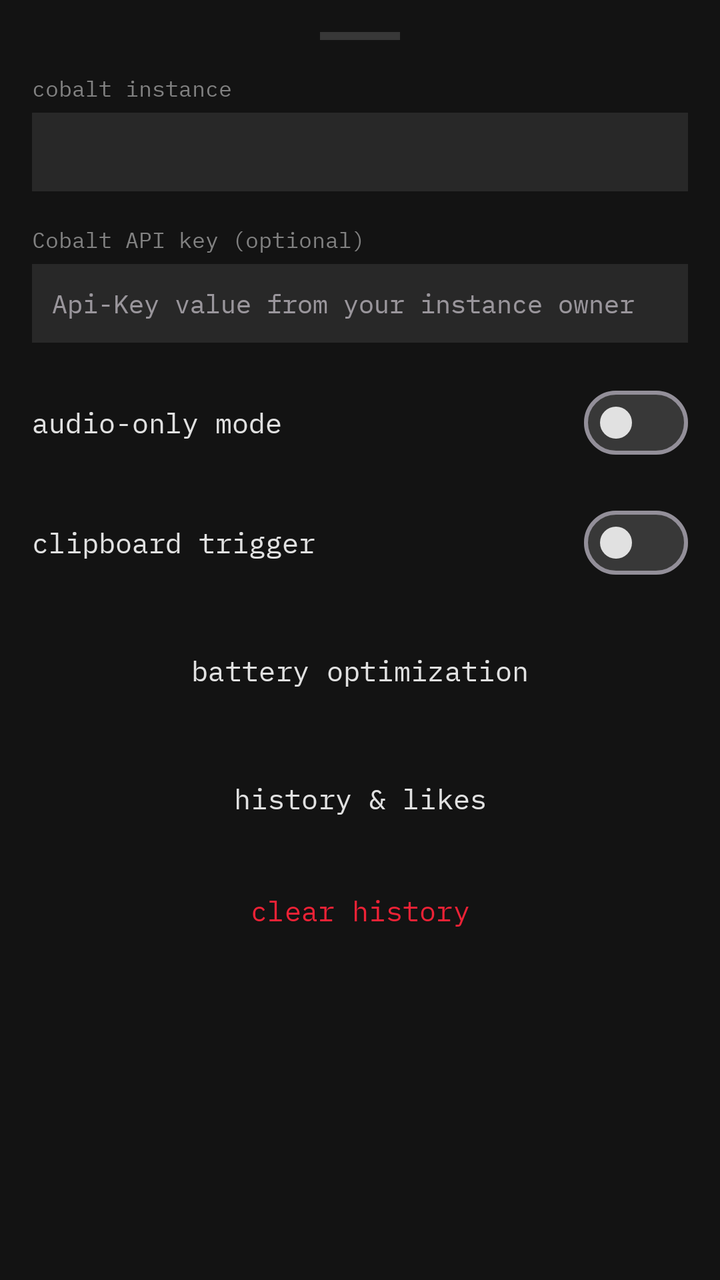
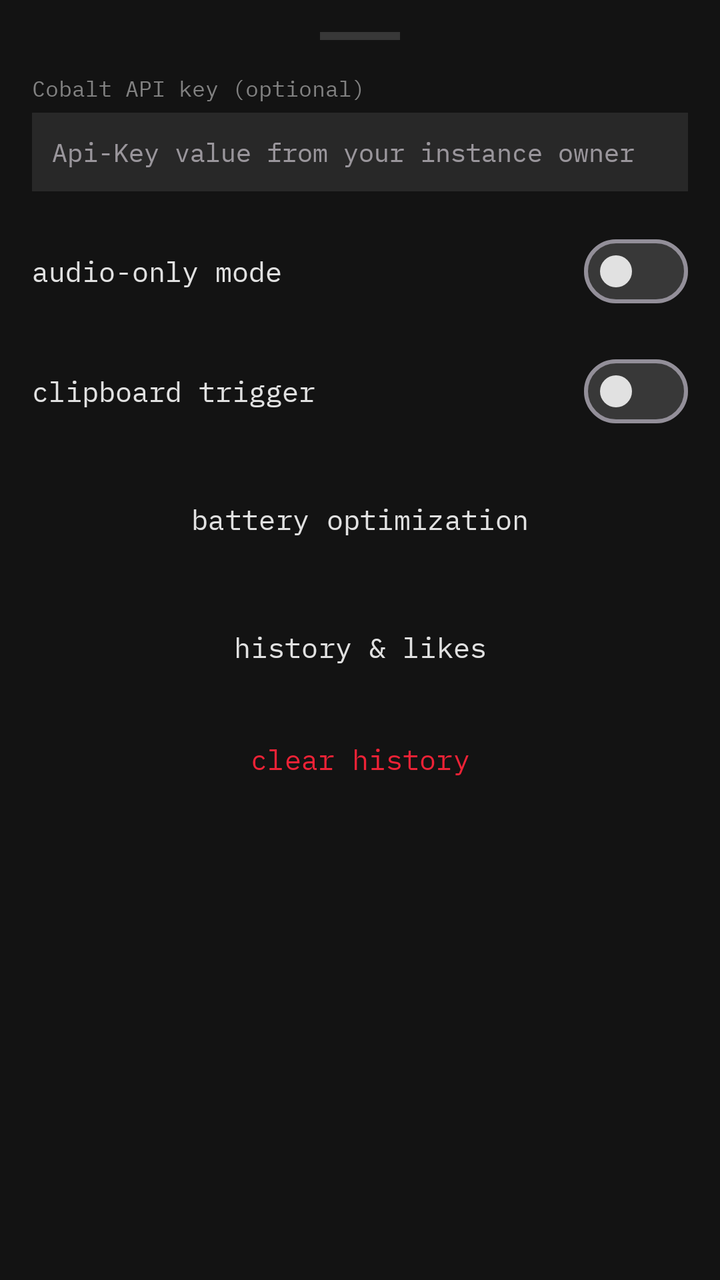

Screens rendered from an Android XML layout before and after an edit, with the pre-edit source and the edit as a unified diff.
<!-- AndroidManifest.xml: application theme Theme.Cobalt -->
<!-- res/layout/sheet_settings.xml -->
<?xml version="1.0" encoding="utf-8"?>
<ScrollView xmlns:android="http://schemas.android.com/apk/res/android"
    xmlns:app="http://schemas.android.com/apk/res-auto"
    android:layout_width="match_parent"
    android:layout_height="wrap_content"
    android:background="@color/cobalt_surface_sidebar">

    <LinearLayout
        android:layout_width="match_parent"
        android:layout_height="wrap_content"
        android:orientation="vertical"
        android:padding="16dp">

        <View
            android:layout_width="40dp"
            android:layout_height="4dp"
            android:layout_gravity="center_horizontal"
            android:layout_marginBottom="16dp"
            android:background="@color/cobalt_input_border" />

        <TextView
            android:layout_width="match_parent"
            android:layout_height="wrap_content"
            android:text="@string/settings_cobalt_url"
            android:textColor="@color/cobalt_text_secondary"
            android:fontFamily="@font/ibm_plex_mono_regular"
            android:textSize="11sp"
            android:layout_marginBottom="4dp" />

        <EditText
            android:id="@+id/etCobaltUrl"
            android:layout_width="match_parent"
            android:layout_height="wrap_content"
            android:inputType="textUri"
            android:textColor="@color/cobalt_text_primary"
            android:fontFamily="@font/ibm_plex_mono_regular"
            android:textSize="13sp"
            android:background="@color/cobalt_surface_elevated"
            android:padding="10dp" />

        <TextView
            android:layout_width="match_parent"
            android:layout_height="wrap_content"
            android:text="@string/settings_cobalt_api_key"
            android:textColor="@color/cobalt_text_secondary"
            android:fontFamily="@font/ibm_plex_mono_regular"
            android:textSize="11sp"
            android:layout_marginTop="16dp"
            android:layout_marginBottom="4dp" />

        <EditText
            android:id="@+id/etCobaltApiKey"
            android:layout_width="match_parent"
            android:layout_height="wrap_content"
            android:inputType="textPassword"
            android:hint="@string/settings_cobalt_api_key_hint"
            android:textColor="@color/cobalt_text_primary"
            android:fontFamily="@font/ibm_plex_mono_regular"
            android:textSize="13sp"
            android:background="@color/cobalt_surface_elevated"
            android:padding="10dp" />

        <LinearLayout
            android:layout_width="match_parent"
            android:layout_height="wrap_content"
            android:orientation="horizontal"
            android:layout_marginTop="16dp"
            android:gravity="center_vertical">

            <TextView
                android:layout_width="0dp"
                android:layout_height="wrap_content"
                android:layout_weight="1"
                android:text="@string/settings_audio_only"
                android:textColor="@color/cobalt_text_primary"
                android:fontFamily="@font/ibm_plex_mono_regular"
                android:textSize="14sp" />

            <com.google.android.material.materialswitch.MaterialSwitch
                android:id="@+id/switchAudioOnly"
                android:layout_width="wrap_content"
                android:layout_height="wrap_content"
                app:trackTint="@color/cobalt_input_border"
                app:thumbTint="@color/cobalt_text_primary" />

        </LinearLayout>

        <LinearLayout
            android:layout_width="match_parent"
            android:layout_height="wrap_content"
            android:orientation="horizontal"
            android:layout_marginTop="12dp"
            android:gravity="center_vertical">

            <TextView
                android:layout_width="0dp"
                android:layout_height="wrap_content"
                android:layout_weight="1"
                android:text="@string/settings_clipboard_trigger"
                android:textColor="@color/cobalt_text_primary"
                android:fontFamily="@font/ibm_plex_mono_regular"
                android:textSize="14sp" />

            <com.google.android.material.materialswitch.MaterialSwitch
                android:id="@+id/switchClipboard"
                android:layout_width="wrap_content"
                android:layout_height="wrap_content"
                app:trackTint="@color/cobalt_input_border"
                app:thumbTint="@color/cobalt_text_primary" />

        </LinearLayout>

        <Button
            android:id="@+id/btnBattery"
            style="@style/Widget.Material3.Button.OutlinedButton"
            android:layout_width="match_parent"
            android:layout_height="wrap_content"
            android:layout_marginTop="16dp"
            android:text="@string/settings_battery"
            android:textColor="@color/cobalt_text_primary"
            android:fontFamily="@font/ibm_plex_mono_regular"
            app:strokeColor="@color/cobalt_input_border" />

        <Button
            android:id="@+id/btnHistory"
            style="@style/Widget.Material3.Button.OutlinedButton"
            android:layout_width="match_parent"
            android:layout_height="wrap_content"
            android:layout_marginTop="16dp"
            android:text="@string/settings_view_history"
            android:textColor="@color/cobalt_text_primary"
            android:fontFamily="@font/ibm_plex_mono_regular"
            app:strokeColor="@color/cobalt_input_border" />

        <Button
            android:id="@+id/btnClearHistory"
            style="@style/Widget.Material3.Button.OutlinedButton"
            android:layout_width="match_parent"
            android:layout_height="wrap_content"
            android:layout_marginTop="8dp"
            android:text="@string/settings_clear_history"
            android:textColor="@color/cobalt_error_red"
            android:fontFamily="@font/ibm_plex_mono_regular"
            app:strokeColor="@color/cobalt_error_red" />

        <View android:layout_width="0dp" android:layout_height="24dp" />

    </LinearLayout>
</ScrollView>
<!-- resources referenced by this layout -->
<resources>
  <color name="cobalt_error_red">#ED2236</color>
  <color name="cobalt_input_border">#383838</color>
  <color name="cobalt_surface_elevated">#282828</color>
  <color name="cobalt_surface_sidebar">#131313</color>
  <color name="cobalt_text_primary">#E1E1E1</color>
  <color name="cobalt_text_secondary">#818181</color>
  <string name="settings_audio_only">audio-only mode</string>
  <string name="settings_battery">battery optimization</string>
  <string name="settings_clear_history">clear history</string>
  <string name="settings_clipboard_trigger">clipboard trigger</string>
  <string name="settings_cobalt_api_key">Cobalt API key (optional)</string>
  <string name="settings_cobalt_api_key_hint">Api-Key value from your instance owner</string>
  <string name="settings_cobalt_url">cobalt instance</string>
  <string name="settings_view_history">history &amp; likes</string>
  <style name="Theme.Cobalt" parent="Theme.Material3.Dark">
          <item name="colorPrimary">@color/cobalt_accent_blue</item>
          <item name="colorOnPrimary">@color/cobalt_text_primary</item>
          <item name="colorSurface">@color/cobalt_surface</item>
          <item name="colorOnSurface">@color/cobalt_text_primary</item>
          <item name="android:colorBackground">@color/cobalt_background</item>
          <item name="android:statusBarColor">@android:color/transparent</item>
          <item name="android:navigationBarColor">@android:color/transparent</item>
          <item name="android:windowLayoutInDisplayCutoutMode">shortEdges</item>
          <item name="bottomSheetDialogTheme">@style/Theme.Cobalt.BottomSheet</item>
      </style>
  <color name="cobalt_accent_blue">#2A7CE1</color>
  <color name="cobalt_surface">#191919</color>
  <color name="cobalt_background">#000000</color>
  <style name="Theme.Cobalt.BottomSheet" parent="Theme.Material3.Dark.BottomSheetDialog">
          <item name="android:colorBackground">@color/cobalt_surface_sidebar</item>
          <item name="colorSurface">@color/cobalt_surface_sidebar</item>
      </style>
</resources>

<!-- the commit's change to res/layout/sheet_settings.xml (unified diff, before → after) -->
@@ -21,31 +21,10 @@
         <TextView
             android:layout_width="match_parent"
             android:layout_height="wrap_content"
-            android:text="@string/settings_cobalt_url"
-            android:textColor="@color/cobalt_text_secondary"
-            android:fontFamily="@font/ibm_plex_mono_regular"
-            android:textSize="11sp"
-            android:layout_marginBottom="4dp" />
-
-        <EditText
-            android:id="@+id/etCobaltUrl"
-            android:layout_width="match_parent"
-            android:layout_height="wrap_content"
-            android:inputType="textUri"
-            android:textColor="@color/cobalt_text_primary"
-            android:fontFamily="@font/ibm_plex_mono_regular"
-            android:textSize="13sp"
-            android:background="@color/cobalt_surface_elevated"
-            android:padding="10dp" />
-
-        <TextView
-            android:layout_width="match_parent"
-            android:layout_height="wrap_content"
             android:text="@string/settings_cobalt_api_key"
             android:textColor="@color/cobalt_text_secondary"
             android:fontFamily="@font/ibm_plex_mono_regular"
             android:textSize="11sp"
-            android:layout_marginTop="16dp"
             android:layout_marginBottom="4dp" />
 
         <EditText
<!-- resource entries referenced after the edit -->
@@ -12,7 +12,6 @@
   <string name="settings_clipboard_trigger">clipboard trigger</string>
   <string name="settings_cobalt_api_key">Cobalt API key (optional)</string>
   <string name="settings_cobalt_api_key_hint">Api-Key value from your instance owner</string>
-  <string name="settings_cobalt_url">cobalt instance</string>
   <string name="settings_view_history">history &amp; likes</string>
   <style name="Theme.Cobalt" parent="Theme.Material3.Dark">
           <item name="colorPrimary">@color/cobalt_accent_blue</item>
